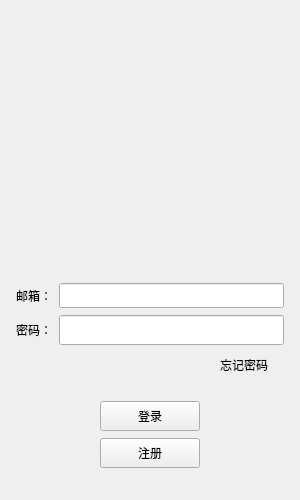
Above: YuyuChat/logindialog.ui from MimiNuosi/YuyuChat before the change. Below: the same form after it.
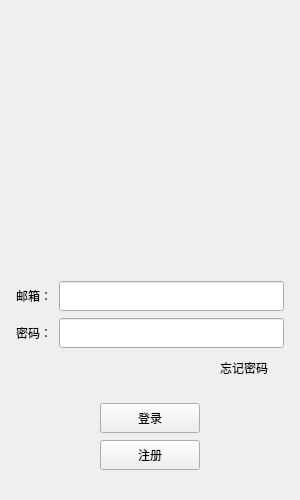
That is the form after the change.

Diff of the .ui file:
```diff
--- a/YuyuChat/logindialog.ui
+++ b/YuyuChat/logindialog.ui
@@ -117,13 +117,13 @@
          <property name="minimumSize">
           <size>
            <width>0</width>
-           <height>25</height>
+           <height>30</height>
           </size>
          </property>
          <property name="maximumSize">
           <size>
            <width>16777215</width>
-           <height>25</height>
+           <height>30</height>
           </size>
          </property>
         </widget>
```
